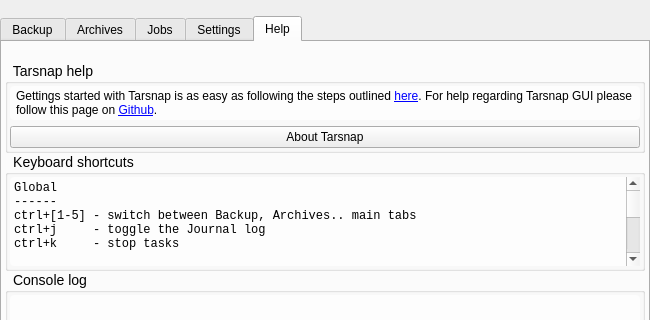
Old version of the form forms/mainwindow.ui in the repository Tarsnap/tarsnap-gui; both pictures show x 0 to 650 and y 0 to 320 of the 650 by 610 pixel window.
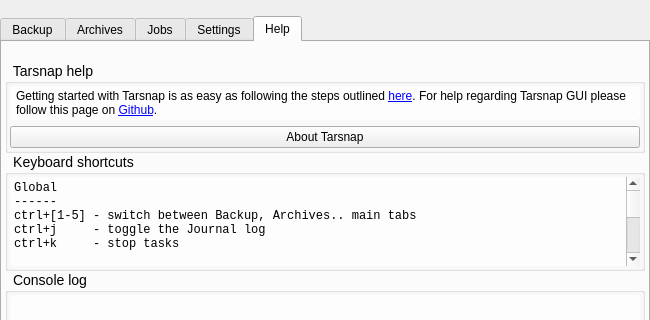
New version of the form. The open tabs and pages were chosen to show the change. Icons and pictures are not drawn. Custom widgets are drawn as their Qt base class.

Commit message: Fix typo in Help pane.

Diff of the .ui file:
```diff
--- a/forms/mainwindow.ui
+++ b/forms/mainwindow.ui
@@ -1689,7 +1689,7 @@
 }</string>
                 </property>
                 <property name="text">
-                 <string>Gettings started with Tarsnap is as easy as following the steps outlined &lt;a href=&quot;https://www.tarsnap.com/gettingstarted.html&quot;&gt;here&lt;/a&gt;.
+                 <string>Getting started with Tarsnap is as easy as following the steps outlined &lt;a href=&quot;https://www.tarsnap.com/gettingstarted.html&quot;&gt;here&lt;/a&gt;.
 For help regarding Tarsnap GUI please follow this page on &lt;a href=&quot;https://github.com/Tarsnap/tarsnap-gui/wiki/Tarsnap&quot;&gt;Github&lt;/a&gt;.</string>
                 </property>
                 <property name="wordWrap">
```
